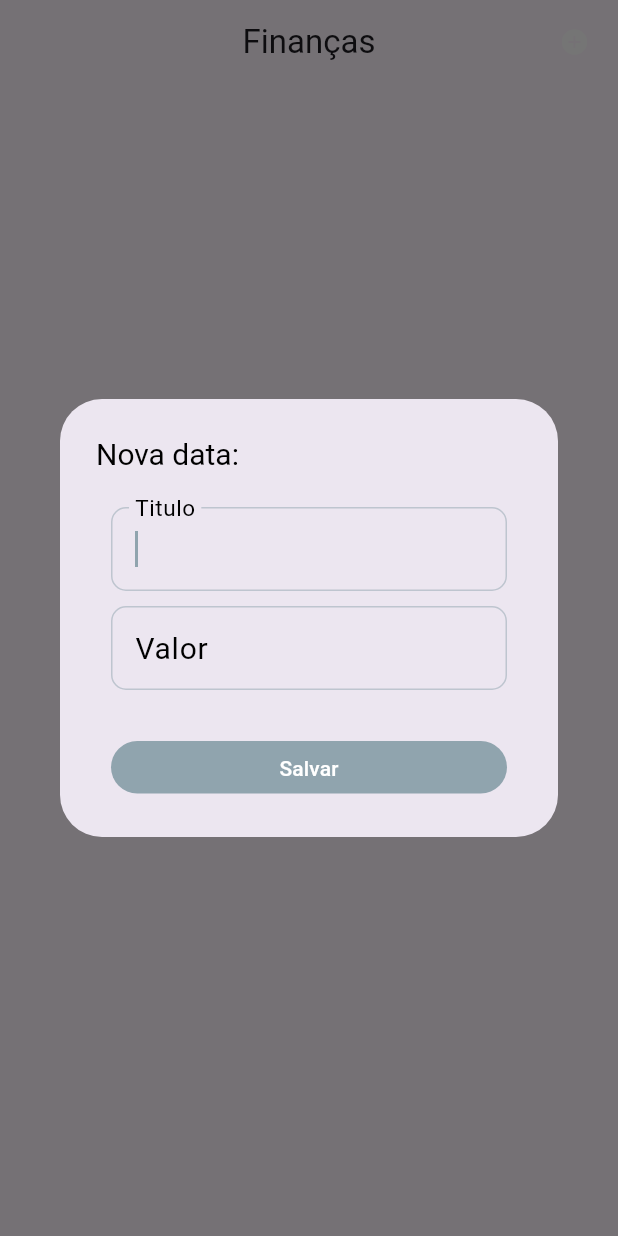
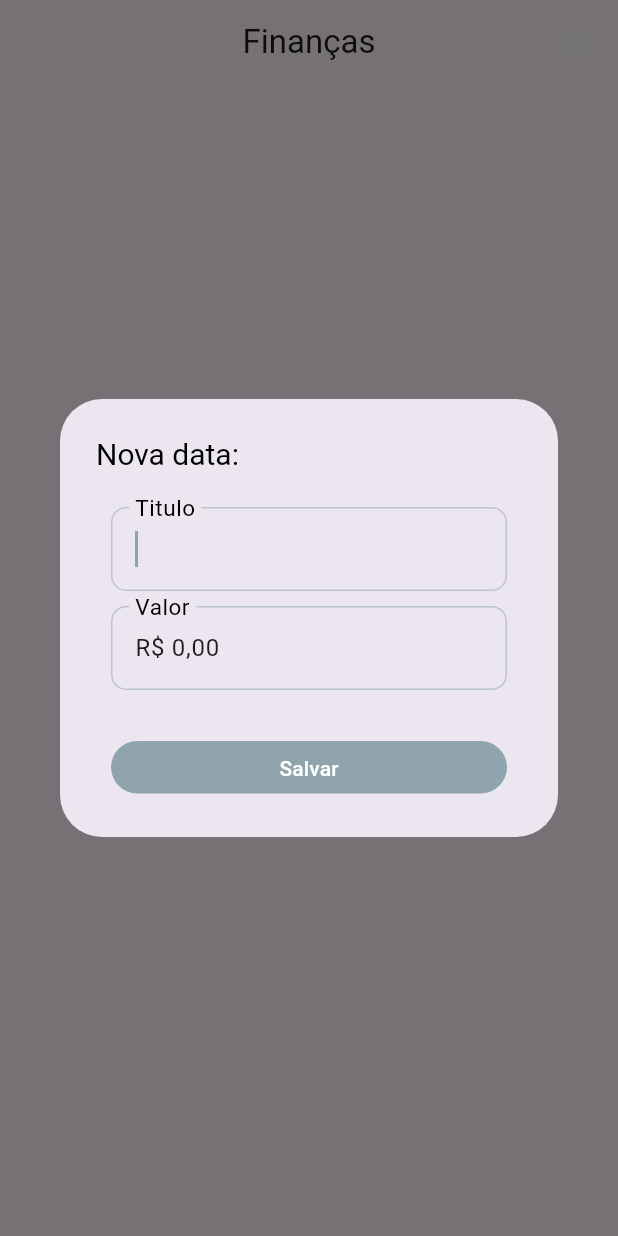
Before and after one commit to daricesousa/finance, a Flutter app: the screen it shows after launch, after a tap on the "add circle" icon, on a phone screen of 412 x 824 dp. Run offline on Flutter 3.47's test engine with Material 2 defaults, Android fonts, the phone set to English and light mode, and no system bars; our stand-ins replace shared_preferences.

Commit message:
adicionado mask do preço

```diff
--- /dev/null
+++ b/lib/controllers/convert.dart
@@ -0,0 +1,22 @@
+import 'package:flutter/material.dart';
+
+import '../models/money_mask.dart';
+
+class Convert{
+
+  static double realForDouble(String text) {
+    String value =
+        text.replaceAll(".", "").replaceAll(",", ".").replaceAll("R\$", "");
+    return double.tryParse(value) ?? 0;
+  }
+
+  static String doubleForReal(double price) {
+    return "R\$ ${price.toStringAsFixed(2).replaceAll(".", ",")}";
+  }
+
+  static String doubleForTextControllerPrice(double price){
+    String text = price.toStringAsFixed(2);
+    final valor = TextEditingValue(text: text);
+    return MoneyMask().formatEditUpdate(valor, valor).text;
+  }
+}
--- a/lib/controllers/dates_control.dart
+++ b/lib/controllers/dates_control.dart
@@ -1,4 +1,5 @@
 import 'dart:convert';
+import 'package:financas/controllers/convert.dart';
 import 'package:financas/models/date.dart';
 import 'package:flutter/material.dart';
 import 'package:shared_preferences/shared_preferences.dart';
@@ -14,7 +15,7 @@ class DatesControl extends ChangeNotifier {
 
   void newDate({required String title, required String salary}) {
     final newDate = Date(title);
-    newDate.salary = double.tryParse(salary) ?? 0;
+    newDate.salary = Convert.realForDouble(salary);
     _dateList.insertAll(0, [newDate]);
     salvarDates();
     notifyListeners();
@@ -22,7 +23,8 @@ class DatesControl extends ChangeNotifier {
 
   void editDate(
       {required Date date, required String title, required String salary}) {
-    date.salary = double.tryParse(salary) ?? 0;
+
+    date.salary = Convert.realForDouble(salary);
     date.title = title;
     salvarDates();
     notifyListeners();
--- a/lib/controllers/expenses_control.dart
+++ b/lib/controllers/expenses_control.dart
@@ -1,3 +1,4 @@
+import 'package:financas/controllers/convert.dart';
 import 'package:financas/controllers/dates_control.dart';
 import 'package:financas/models/expense_group.dart';
 import 'package:financas/models/expense.dart';
@@ -12,7 +13,7 @@ class ExpensesControl extends ChangeNotifier {
       required String title,
       required String price}) async {
     final newExpense = Expense();
-    newExpense.price = double.tryParse(price) ?? 0;
+    newExpense.price = Convert.realForDouble(price);
     newExpense.title = title;
     group.expenses.add(newExpense);
     await datesControl.salvarDates();
@@ -23,7 +24,7 @@ class ExpensesControl extends ChangeNotifier {
       {required Expense expense,
       required String title,
       required String price}) async {
-    expense.price = double.tryParse(price) ?? 0;
+    expense.price = Convert.realForDouble(price);
     expense.title = title;
     await datesControl.salvarDates();
     notifyListeners();
--- a/lib/customs/dialog.dart
+++ b/lib/customs/dialog.dart
@@ -1,6 +1,8 @@
+import 'package:financas/controllers/convert.dart';
 import 'package:financas/customs/button_custom.dart';
 import 'package:financas/customs/t_field.dart';
 import 'package:financas/customs/text_custom.dart';
+import 'package:financas/models/enum_input_type.dart';
 import 'package:flutter/material.dart';
 
 
@@ -9,7 +11,7 @@ Future<void> alertaShowDialog({
   required Function(String, String)? confirmar,
   String title = '',
   String titleControl = '',
-  String priceControl = '',
+  double priceControl = 0,
 })async {
   final titleTextControl = TextEditingController();
   final price = TextEditingController();
@@ -17,7 +19,7 @@ Future<void> alertaShowDialog({
     context: context,
     builder: (context) {
       titleTextControl.text = titleControl;
-      price.text = priceControl;
+      price.text = Convert.doubleForTextControllerPrice(priceControl);
       return AlertDialog(
         title: Text(
           title,
@@ -28,7 +30,7 @@ Future<void> alertaShowDialog({
             mainAxisSize: MainAxisSize.min,
             children: <Widget>[
               TField(controller: titleTextControl, label: "Titulo"),
-              TField(controller: price, label: "Valor"),
+              TField(controller: price, label: "Valor", input: inputType.price),
             ],
           ),
         ),
--- a/lib/customs/t_field.dart
+++ b/lib/customs/t_field.dart
@@ -1,12 +1,15 @@
 import 'package:financas/customs/color_custom.dart';
 import 'package:financas/customs/text_custom.dart';
+import 'package:financas/models/enum_input_type.dart';
+import 'package:financas/models/money_mask.dart';
 import 'package:flutter/material.dart';
+import 'package:flutter/services.dart';
 
 class TField extends StatelessWidget {
   final TextEditingController controller;
   final String? label;
   final String? Function(String?)? validator;
-  // final tipoInput tipo;
+  final inputType input;
   final String? letra;
   final bool habilitado;
 
@@ -16,6 +19,7 @@ class TField extends StatelessWidget {
     this.label,
     this.validator,
     this.letra,
+    this.input = inputType.text,
     this.habilitado = true,
   }) : super(key: key);
 
@@ -31,6 +35,7 @@ class TField extends StatelessWidget {
         controller: controller,
         cursorColor: ColorCuston.primary,
         decoration: decoration(),
+        inputFormatters: inputFormatters(),
       ),
     );
   }
@@ -50,18 +55,13 @@ class TField extends StatelessWidget {
         borderRadius: BorderRadius.circular(10));
   }
 
-  // List<TextInputFormatter> inputFormatters() {
-  //   switch (tipo) {
-  //     case tipoInput.preco:
-  //       return [MoneyMask()];
-  //     case tipoInput.peso:
-  //       return [
-  //         FilteringTextInputFormatter.allow(RegExp("[0-9.,]")),
-  //         LengthLimitingTextInputFormatter(7),
-  //       ];
-  //     case tipoInput.titulo:
-  //       return [];
-  //   }
-  // }
+  List<TextInputFormatter> inputFormatters() {
+    switch (input) {
+      case inputType.price:
+        return [MoneyMask()];
+      case inputType.text:
+        return [];
+    }
+  }
 
 }
--- a/lib/models/enumTypeInput.dart
+++ /dev/null
@@ -1 +0,0 @@
-enum InputType {price, text}
--- /dev/null
+++ b/lib/models/enum_input_type.dart
@@ -0,0 +1 @@
+enum inputType {price, text}
--- /dev/null
+++ b/lib/models/money_mask.dart
@@ -0,0 +1,44 @@
+import 'dart:math';
+import 'package:flutter/services.dart';
+
+class MoneyMask extends TextInputFormatter {
+  final int decimalLenght;
+  final String decimal;
+  final String fracion;
+  final String moneySymbol;
+  final double max = 99999.99;
+
+  MoneyMask({
+    this.decimalLenght = 2,
+    this.decimal = '.',
+    this.fracion = ',',
+    this.moneySymbol = r'R$',
+  });
+
+  @override
+  TextEditingValue formatEditUpdate(oldValue, newValue) {
+    String formatted = newValue.text.replaceAll(RegExp(r'\D'), '');
+    if (formatted.isEmpty || double.tryParse(formatted) == 0) {
+      if (oldValue.text.length > newValue.text.length) {
+        return const TextEditingValue(text: '');
+      }
+    }
+    double value = double.parse(formatted) / pow(10, decimalLenght);
+    if (value > max) return oldValue;
+
+    formatted = value.toStringAsFixed(decimalLenght).replaceAll('.', fracion);
+
+    int index = formatted.indexOf(fracion);
+    for (int i = index - 3; i > 0; i -= 3) {
+      final list = formatted.split('');
+      list.insert(i, decimal);
+      formatted = list.join();
+    }
+    formatted = '$moneySymbol $formatted';
+
+    return TextEditingValue(
+      text: formatted,
+      selection: TextSelection.collapsed(offset: formatted.length),
+    );
+  }
+}
--- a/lib/pages/dates_page.dart
+++ b/lib/pages/dates_page.dart
@@ -1,3 +1,4 @@
+import 'package:financas/controllers/convert.dart';
 import 'package:financas/controllers/dates_control.dart';
 import 'package:financas/customs/card_custom.dart';
 import 'package:financas/customs/dialog.dart';
@@ -45,7 +46,7 @@ class _DatesPageState extends State<DatesPage> {
   Widget card(Date date) {
     return CardCustom(
       text: date.title,
-      price: "R\$ ${date.salary.toStringAsFixed(2)}",
+      price: Convert.doubleForReal(date.salary),
       onTap: () {
         Navigator.pushNamed(context, RoutesName.GROUPS,
             arguments: {"date": date, "datesControl": controller});
@@ -55,7 +56,7 @@ class _DatesPageState extends State<DatesPage> {
             context: context,
             title: "Editar data:",
             titleControl: date.title,
-            priceControl: date.salary.toStringAsFixed(2),
+            priceControl: date.salary,
             confirmar: (title, price) {
               controller.editDate(
                 date: date,
--- a/lib/pages/expenses_page.dart
+++ b/lib/pages/expenses_page.dart
@@ -111,7 +111,7 @@ Future<void> dialog(
       context: context,
       title: "Novo gasto:",
       titleControl: expense.title,
-      priceControl: expense.price.toStringAsFixed(2),
+      priceControl: expense.price,
       confirmar: (text, price) {
         controller.editExpense(expense: expense, title: text, price: price);
       });
--- a/lib/pages/groups_page.dart
+++ b/lib/pages/groups_page.dart
@@ -1,3 +1,4 @@
+import 'package:financas/controllers/convert.dart';
 import 'package:financas/controllers/dates_control.dart';
 import 'package:financas/controllers/groups_control.dart';
 import 'package:financas/customs/card_custom.dart';
@@ -65,7 +66,7 @@ class _GroupsPageState extends State<GroupsPage> {
   Widget card(Date date, ExpenseGroup group) {
     return CardCustom(
       text: group.title,
-      price: "R\$ ${group.maxExpense.toStringAsFixed(2)}",
+      price: Convert.doubleForReal(group.maxExpense),
       onTap: () {
         Navigator.pushNamed(context, RoutesName.EXPENSES,
             arguments: {"group": group, "datesControl": widget.datesControl});
@@ -75,7 +76,7 @@ class _GroupsPageState extends State<GroupsPage> {
             context: context,
             title: "Editar grupo:",
             titleControl: group.title,
-            priceControl: group.maxExpense.toStringAsFixed(2),
+            priceControl: group.maxExpense,
             confirmar: (text, price) {
               controller.editGroup(
                   group: group, title: text, maxExpense: price);
```
Also changed, not shown: lib/controllers/groups_control.dart (+5 -3 lines).
